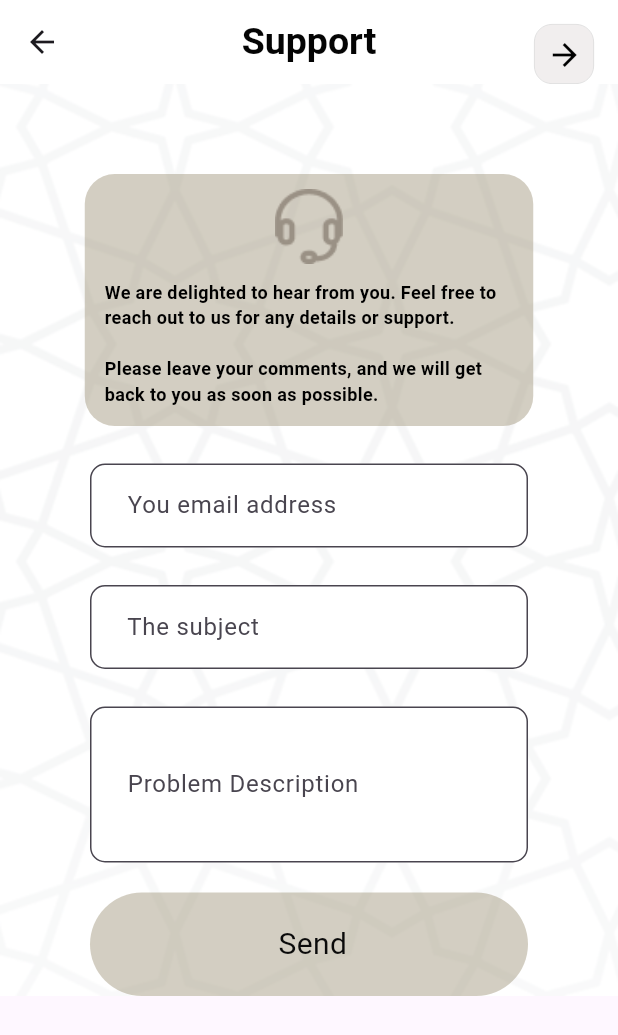
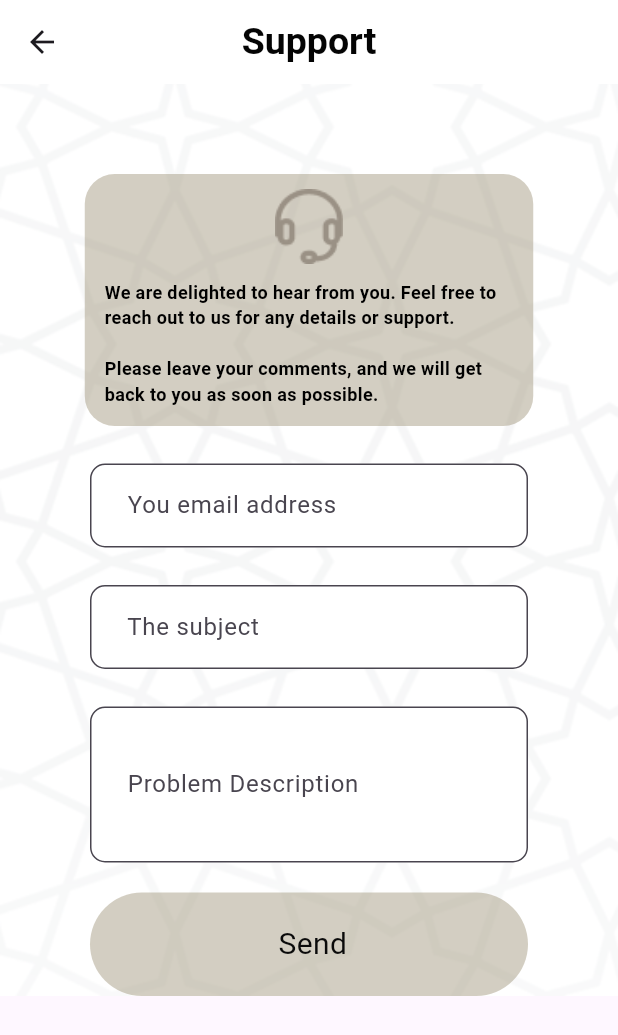
Before and after one commit to ftkii/gp-yusur, a Flutter app: the screen it shows after launch, in the side drawer, after a tap on "Support", on a phone screen of 412 x 824 dp. Shown: the top 1035 px of the screen. Run offline on Flutter 3.47's test engine with Material 3 defaults, Android fonts, the phone set to English and light mode, and no system bars; our stand-ins replace google_nav_bar.

Commit message:
update 3:08

```diff
--- a/lib/Screens/support.dart
+++ b/lib/Screens/support.dart
@@ -17,12 +17,6 @@
             fontWeight: FontWeight.bold,
           ),
         ),
-        actions: const [
-          Padding(
-            padding: EdgeInsets.only(right: 16, top: 16),
-            child: ArrowIcon(),
-          ),
-        ],
       ),
       body: Container(
         //  الخلفية هنا
```
